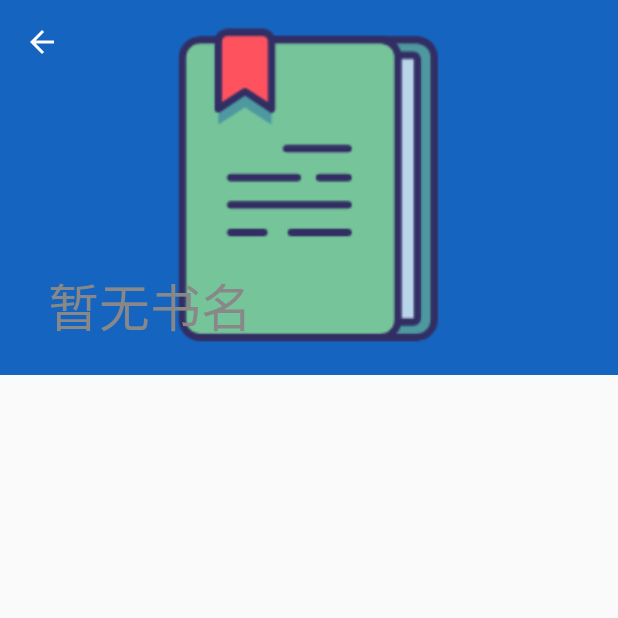
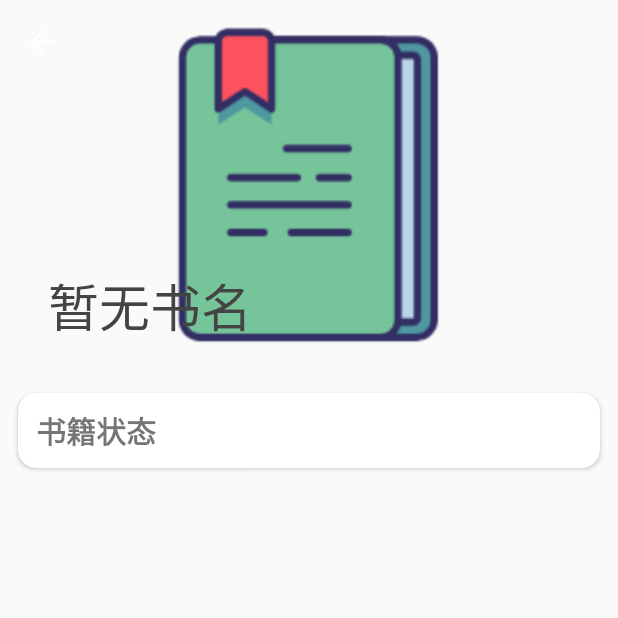
Before and after one commit to ailuoku6/Go_lib, an Android app: the Book_detail screen opened directly, with no data from a screen before it, on a phone screen of 412 x 824 dp, the top half of it. Run offline under Robolectric (Android 15) with nearby library versions, the phone set to English and light mode, and no system bars; network calls fail; 7 statements that could not run were skipped.

Commit message:
change layout

```diff
--- a/app/build.gradle
+++ b/app/build.gradle
@@ -6,8 +6,8 @@ android {
         applicationId "com.ailuoku6.golib"
         minSdkVersion 19
         targetSdkVersion 28
-        versionCode 5
-        versionName "1.0.4"
+        versionCode 6
+        versionName "1.0.5"
         testInstrumentationRunner "android.support.test.runner.AndroidJUnitRunner"
         vectorDrawables.useSupportLibrary = true
     }
--- a/app/src/main/java/com/ailuoku6/golib/Book_detail.java
+++ b/app/src/main/java/com/ailuoku6/golib/Book_detail.java
@@ -12,6 +12,7 @@ import android.graphics.drawable.BitmapDrawable;
 import android.graphics.drawable.Drawable;
 import android.os.Handler;
 import android.os.Message;
+import android.support.design.widget.CoordinatorLayout;
 import android.support.v7.app.AppCompatActivity;
 import android.os.Bundle;
 import android.support.v7.widget.LinearLayoutManager;
@@ -37,6 +38,7 @@ public class Book_detail extends AppCompatActivity {
     private Toolbar toolbar;
     private CollapsingToolbarLayout collapsingToolbarLayout;
     private ProgressDialog progressDialog;
+    private CoordinatorLayout coordinatorLayout;
 
     private final int UPDATAIMG = 1;
     private final int UPDATAGUANCANG = 2;
@@ -71,8 +73,11 @@ public class Book_detail extends AppCompatActivity {
 
         toolbar = (Toolbar) findViewById(R.id.Book_detail_toolbar);
 
+        coordinatorLayout = (CoordinatorLayout) findViewById(R.id.myCoordinatorLayout);
+
         collapsingToolbarLayout = (CollapsingToolbarLayout) findViewById(R.id.Collapsing_toolbar);
-        collapsingToolbarLayout.setExpandedTitleTextColor(ColorStateList.valueOf(Color.GRAY));
+        //collapsingToolbarLayout.setExpandedTitleTextColor(ColorStateList.valueOf(Color.GRAY));
+        collapsingToolbarLayout.setExpandedTitleTextColor(ColorStateList.valueOf(Color.DKGRAY));
         collapsingToolbarLayout.setCollapsedTitleTextColor(Color.WHITE);
 
         imageView = (ImageView) findViewById(R.id.Book_img);
@@ -161,10 +166,12 @@ public class Book_detail extends AppCompatActivity {
         if(bitmap!=null){
             imageView.setImageBitmap(bitmap);
             Bitmap blurBitmap = FastBlurUtil.toBlur(bitmap, 3);
-            collapsingToolbarLayout.setBackground(new BitmapDrawable(blurBitmap));
+            //collapsingToolbarLayout.setBackground(new BitmapDrawable(blurBitmap));
+            coordinatorLayout.setBackground(new BitmapDrawable(blurBitmap));
         }else {
             Bitmap blurBitmap = FastBlurUtil.toBlur(BitmapFactory.decodeResource(getResources(),R.drawable.book),3);
-            collapsingToolbarLayout.setBackground(new BitmapDrawable(blurBitmap));
+            //collapsingToolbarLayout.setBackground(new BitmapDrawable(blurBitmap));
+            coordinatorLayout.setBackground(new BitmapDrawable(blurBitmap));
         }
 
         if(progressDialog.isShowing()){
--- a/app/src/main/res/layout/activity_book_detail.xml
+++ b/app/src/main/res/layout/activity_book_detail.xml
@@ -5,22 +5,25 @@
     android:layout_width="match_parent"
     android:layout_height="match_parent"
     android:fitsSystemWindows="true"
+    android:id="@+id/myCoordinatorLayout"
     tools:context=".Book_detail">
 
     <android.support.design.widget.AppBarLayout
         android:layout_width="match_parent"
         android:layout_height="250dp"
         android:id="@+id/appbar"
+        android:background="@color/touming"
         android:fitsSystemWindows="true">
 
         <android.support.design.widget.CollapsingToolbarLayout
             android:layout_width="match_parent"
             android:layout_height="match_parent"
             android:id="@+id/Collapsing_toolbar"
-            android:theme="@style/ThemeOverlay.AppCompat.Dark.ActionBar"
             app:contentScrim="?attr/colorPrimary"
             app:layout_scrollFlags="scroll|exitUntilCollapsed"
+            android:theme="@style/Widget.AppCompat.Light.ActionBar"
             app:toolbarId="@id/Book_detail_toolbar"
+            android:background="@color/touming"
             android:fitsSystemWindows="true">
 
             <ImageView
@@ -66,12 +69,47 @@
                 <!---->
             <!--</android.support.v7.widget.CardView>-->
 
-            <android.support.v7.widget.RecyclerView
+            <android.support.v7.widget.CardView
                 android:layout_width="match_parent"
-                android:layout_height="match_parent"
-                android:id="@+id/guancang_items">
+                android:layout_height="wrap_content"
+                android:layout_margin="12dp"
+                app:cardCornerRadius="12dp"
+                android:focusable="true"
+                android:clickable="true"
+                android:foreground="?android:attr/selectableItemBackground">
 
-            </android.support.v7.widget.RecyclerView>
+                <LinearLayout
+                    android:layout_width="match_parent"
+                    android:layout_height="wrap_content"
+                    android:orientation="vertical">
+
+                    <android.support.v7.widget.AppCompatTextView
+                        android:layout_width="match_parent"
+                        android:layout_height="wrap_content"
+                        android:layout_marginLeft="12dp"
+                        android:layout_marginTop="10dp"
+                        android:layout_marginBottom="10dp"
+                        android:textSize="20dp"
+                        android:textStyle="bold"
+                        android:text="@string/Book_state"/>
+
+                    <android.support.v7.widget.RecyclerView
+                        android:layout_width="match_parent"
+                        android:layout_height="match_parent"
+                        android:id="@+id/guancang_items">
+
+                    </android.support.v7.widget.RecyclerView>
+
+                </LinearLayout>
+
+            </android.support.v7.widget.CardView>
+
+            <!--<android.support.v7.widget.RecyclerView-->
+                <!--android:layout_width="match_parent"-->
+                <!--android:layout_height="match_parent"-->
+                <!--android:id="@+id/guancang_items">-->
+
+            <!--</android.support.v7.widget.RecyclerView>-->
 
         </LinearLayout>
 
--- a/app/src/main/res/values/strings.xml
+++ b/app/src/main/res/values/strings.xml
@@ -31,6 +31,8 @@
 
     <string name="loading">加载中......</string>
 
+    <string name="Book_state">书籍状态</string>
+
     <!-- TODO: Remove or change this placeholder text -->
     <string name="hello_blank_fragment">Hello blank fragment</string>
 </resources>
```
Also changed, not shown: app/src/main/res/layout/guancang_item.xml (+7 -8 lines), 2 other files.
